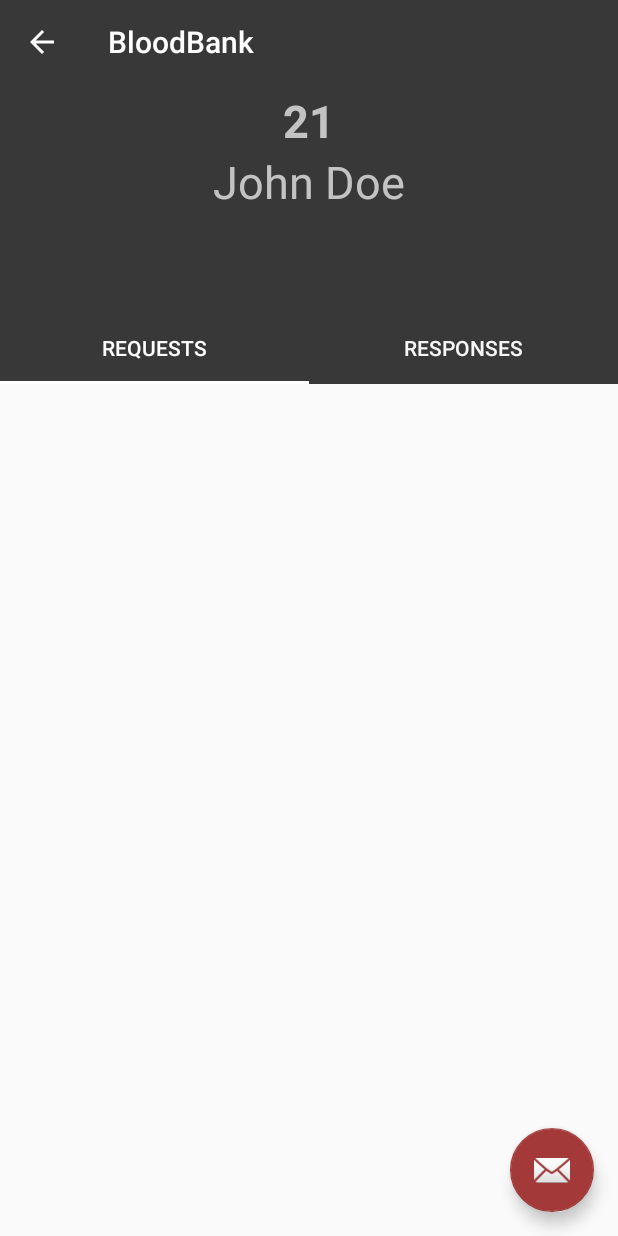
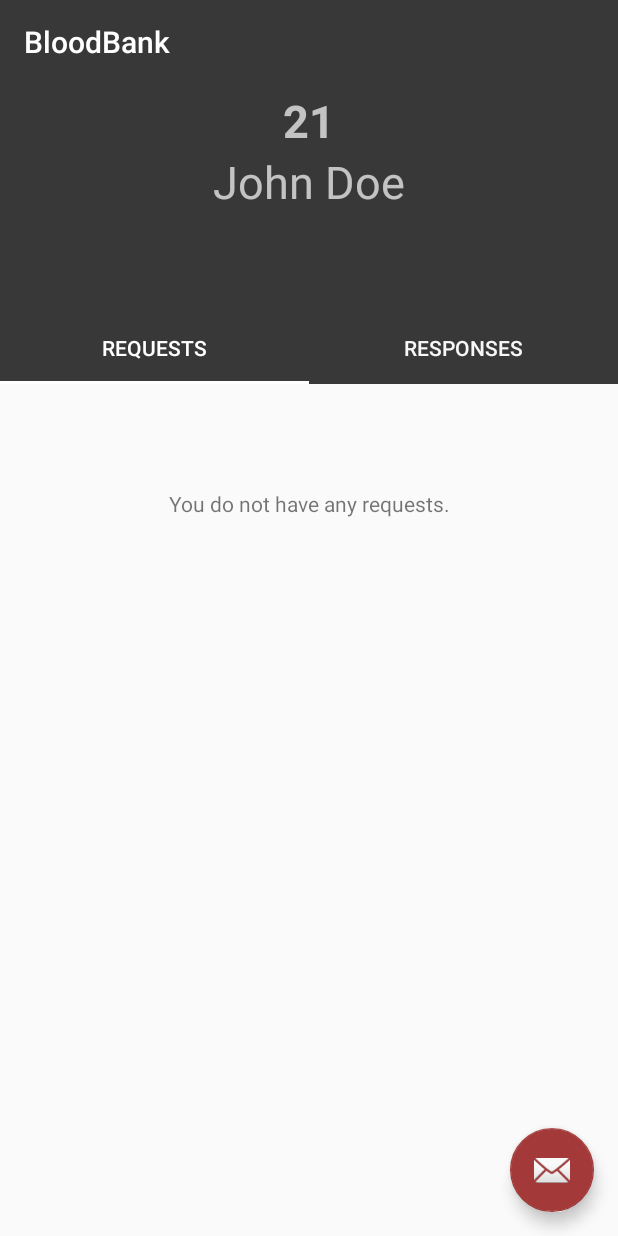
Before and after one commit to Shivamdhuria/BloodBank, an Android app: the screen it shows after launch once a user with an empty profile is signed in (MainActivity), on a phone screen of 412 x 824 dp. Run offline under Robolectric (Android 15) with nearby library versions, the phone set to English and light mode, and no system bars; our stand-ins replace Firebase (no records; nobody signed in at launch, a user with empty details on screens opened directly); 4 statements that could not run were skipped.

Commit message:
UI elements changed

```diff
--- a/app/build.gradle
+++ b/app/build.gradle
@@ -6,8 +6,8 @@ android {
         applicationId 'com.elixer.bloodbank'
         minSdkVersion 21
         targetSdkVersion 26
-        versionCode 1
-        versionName "1.0"
+        versionCode 3
+        versionName "3.0"
         testInstrumentationRunner "android.support.test.runner.AndroidJUnitRunner"
     }
     buildTypes {
@@ -41,6 +41,7 @@ dependencies {
     //GeoFire
     implementation 'com.firebase:geofire-android:2.3.1'
     implementation 'com.android.support:recyclerview-v7:26.1.0'
+    implementation 'cn.aigestudio.wheelpicker:WheelPicker:1.1.2'
 }
 
 apply plugin: 'com.google.gms.google-services'
--- a/app/src/main/AndroidManifest.xml
+++ b/app/src/main/AndroidManifest.xml
@@ -32,7 +32,7 @@
             android:name="com.google.android.geo.API_KEY"
             android:value="AIzaSyAINAWSyejBpJ_FdfCXD57yOg9RWvzwdtQ" />
 
-        <activity android:name="newcampaign.NewCampaignActivity" />
+        <activity android:name=".newcampaign.NewCampaignActivity" />
         <activity
             android:name=".newcampaign.MapsActivity"
             android:label="@string/title_activity_maps" />
--- a/app/src/main/java/com/elixer/bloodbank/main/MainActivity.java
+++ b/app/src/main/java/com/elixer/bloodbank/main/MainActivity.java
@@ -50,13 +50,14 @@ public class MainActivity extends AppCompatActivity {
     @Override
     protected void onCreate(Bundle savedInstanceState) {
         super.onCreate(savedInstanceState);
+
         setContentView(R.layout.activity_main);
         toolbar = (Toolbar) findViewById(R.id.htab_toolbar);
         textviewLevel = findViewById(R.id.textView_level);
         textviewName=findViewById(R.id.textView_name);
         setSupportActionBar(toolbar);
 
-        getSupportActionBar().setDisplayHomeAsUpEnabled(true);
+
 
         viewPager = (ViewPager) findViewById(R.id.htab_viewpager);
         setupViewPager(viewPager);
--- a/app/src/main/java/com/elixer/bloodbank/main/MainActivityModel.java
+++ /dev/null
@@ -1,4 +0,0 @@
-package com.elixer.bloodbank.main;
-
-public class MainActivityModel {
-}
--- a/app/src/main/java/com/elixer/bloodbank/main/OneFragment/OneFragment.java
+++ b/app/src/main/java/com/elixer/bloodbank/main/OneFragment/OneFragment.java
@@ -12,6 +12,7 @@ import android.view.LayoutInflater;
 import android.view.View;
 import android.view.ViewGroup;
 import android.widget.ProgressBar;
+import android.widget.TextView;
 
 import com.elixer.bloodbank.R;
 import com.elixer.bloodbank.query.RequestModel;
@@ -38,6 +39,7 @@ public class OneFragment extends Fragment {
     public FirebaseAuth mAuth;
     ProgressBar progressBar;
     public String donorId;
+    TextView textViewRequestEmpty;
 
 
 
@@ -50,6 +52,7 @@ public class OneFragment extends Fragment {
     @Override
     public void onCreate(Bundle savedInstanceState) {
         super.onCreate(savedInstanceState);
+
          mRequestList= new ArrayList<>();
          keysUID = new ArrayList<>();
         mAuth = FirebaseAuth.getInstance();
@@ -76,7 +79,8 @@ public class OneFragment extends Fragment {
     public void onViewCreated(View view, Bundle savedInstanceState) {
         recyclerView = (RecyclerView)view.findViewById(R.id.recycler_view_one_frag);
         progressBar = view.findViewById(R.id.progressBar);
-        progressBar.setVisibility(View.VISIBLE);
+        textViewRequestEmpty=view.findViewById(R.id.textViewRequest);
+
         mAdapter = new RequestAdapter(mRequestList,keysUID);
         RecyclerView.LayoutManager mLayoutManager = new LinearLayoutManager(getActivity());
         recyclerView.setLayoutManager(mLayoutManager);
@@ -84,6 +88,7 @@ public class OneFragment extends Fragment {
         recyclerView.setAdapter(mAdapter);
         if(mAuth.getCurrentUser()!=null){
             initView();
+            setTextView(mRequestList.size());
         }
 
     }
@@ -93,6 +98,7 @@ public class OneFragment extends Fragment {
         mFirebaseInstance = FirebaseDatabase.getInstance();
         mDatabase = mFirebaseInstance.getReference().child("requests").child("A+").child(mAuth.getUid());
         donorId=mAuth.getUid();
+        progressBar.setVisibility(View.VISIBLE);
         mDatabase.addValueEventListener(new ValueEventListener() {
             @Override
             public void onDataChange(DataSnapshot dataSnapshot) {
@@ -107,7 +113,8 @@ public class OneFragment extends Fragment {
                 }
 
                 mAdapter.notifyDataSetChanged();
-                progressBar.setVisibility(View.INVISIBLE);
+
+                setTextView(mRequestList.size());
 
             }
 
@@ -120,6 +127,16 @@ public class OneFragment extends Fragment {
 
             }
         });
+
+        progressBar.setVisibility(View.INVISIBLE);
+    }
+
+    private void setTextView(int size) {
+        if(size==0){
+            textViewRequestEmpty.setVisibility(View.VISIBLE);
+        }else{
+            textViewRequestEmpty.setVisibility(View.INVISIBLE);
+        }
     }
 
     public void removeRequest(String bloodRequired,String requestKey){
--- a/app/src/main/java/com/elixer/bloodbank/main/TwoFragment/TwoFragment.java
+++ b/app/src/main/java/com/elixer/bloodbank/main/TwoFragment/TwoFragment.java
@@ -14,6 +14,7 @@ import android.view.LayoutInflater;
 import android.view.View;
 import android.view.ViewGroup;
 import android.widget.ProgressBar;
+import android.widget.TextView;
 
 import com.elixer.bloodbank.R;
 import com.elixer.bloodbank.buildprofile.UserModel;
@@ -38,6 +39,7 @@ public class TwoFragment extends Fragment {
     public FirebaseAuth mAuth;
     ProgressBar progressBar;
     public String donorId;
+    TextView textViewResponse;
 
 
     public TwoFragment() {
@@ -71,7 +73,9 @@ public class TwoFragment extends Fragment {
     public void onViewCreated(View view, Bundle savedInstanceState) {
         recyclerView = (RecyclerView) view.findViewById(R.id.recycler_view_two_frag);
         progressBar = view.findViewById(R.id.progressBar);
-        progressBar.setVisibility(View.VISIBLE);
+
+        textViewResponse=view.findViewById(R.id.textViewResponse);
+      //  textViewResponse.setVisibility(View.VISIBLE);
         //TODO atach adapter
           mAdapter = new ResponseAdapter(mDonorList);
         RecyclerView.LayoutManager mLayoutManager = new LinearLayoutManager(getActivity());
@@ -80,47 +84,14 @@ public class TwoFragment extends Fragment {
         recyclerView.setAdapter(mAdapter);
         if (mAuth.getCurrentUser() != null) {
             LoadDonorUid();
+            setTextView(mDonorList.size());
         }
 
 
 
     }
 
-//    private void LoadDonorNumbers() {
-//        mFirebaseInstance = FirebaseDatabase.getInstance();
-//
-//
-//        mDatabase = mFirebaseInstance.getReference().child("users").child("A+").child(mAuth.getUid());
-//
-//        mDatabase.addValueEventListener(new ValueEventListener() {
-//            @Override
-//            public void onDataChange(DataSnapshot dataSnapshot) {
-//                mRequestList.clear();
-//                keysUID.clear();
-//                for (DataSnapshot dataSnapshot1 : dataSnapshot.getChildren()) {
-//                    RequestModel requestModel = dataSnapshot1.getValue(RequestModel.class);
-//                    mRequestList.add(requestModel);
-//                    //To store requests user's Key
-//                    keysUID.add(dataSnapshot1.getKey());
-//
-//                }
-//
-//                mAdapter.notifyDataSetChanged();
-//                progressBar.setVisibility(View.INVISIBLE);
-//
-//            }
 
-
-
-//
-//
-//            @Override
-//            public void onCancelled(@NonNull DatabaseError databaseError) {
-//
-//            }
-//        });
-//
-//    }
 
     private void LoadDonorUid() {
         mFirebaseInstance = FirebaseDatabase.getInstance();
@@ -132,6 +103,7 @@ public class TwoFragment extends Fragment {
             @Override
             public void onDataChange(DataSnapshot dataSnapshot) {
                 mDonorList.clear();
+                progressBar.setVisibility(View.VISIBLE);
 
 
                 for (DataSnapshot postSnapshot : dataSnapshot.getChildren()) {
@@ -142,6 +114,7 @@ public class TwoFragment extends Fragment {
                     DatabaseReference mUserDatabase = FirebaseDatabase.getInstance().getReference();
                     Query locationDataQuery = mUserDatabase.child("users").child(donorUid);
                     locationDataQuery.addListenerForSingleValueEvent(new ValueEventListener() {
+
                         @Override
                         public void onDataChange(DataSnapshot dataSnapshot) {
                             //The dataSnapshot should hold the actual data about the location
@@ -158,7 +131,7 @@ public class TwoFragment extends Fragment {
 
 
                             mAdapter.notifyDataSetChanged();
-                            progressBar.setVisibility(View.INVISIBLE);
+
 
 
                             Log.e("DONOR",name);
@@ -177,8 +150,7 @@ public class TwoFragment extends Fragment {
                     });
 
                 }
-
-
+                progressBar.setVisibility(View.INVISIBLE);
 
             }
 
@@ -191,6 +163,14 @@ public class TwoFragment extends Fragment {
 
     }
 
+    private void setTextView(int size) {
+        if(size==0){
+            textViewResponse.setVisibility(View.VISIBLE);
+        }else{
+            textViewResponse.setVisibility(View.INVISIBLE);
+        }
+    }
+
 
     public void startDialerActivity(String phoneNumber){
         Intent intent = new Intent(Intent.ACTION_DIAL);
--- a/app/src/main/res/layout/activity_one_fragment.xml
+++ b/app/src/main/res/layout/activity_one_fragment.xml
@@ -10,6 +10,15 @@
         android:layout_height="wrap_content"
         android:layout_marginTop="50dp" />
 
+    <TextView
+        android:id="@+id/textViewRequest"
+        android:layout_width="match_parent"
+        android:layout_height="wrap_content"
+        android:layout_marginTop="70dp"
+        android:text="@string/request_empty"
+        android:textAlignment="center"
+        android:visibility="invisible" />
+
     <android.support.v7.widget.RecyclerView
         android:id="@+id/recycler_view_one_frag"
         android:layout_width="match_parent"
--- a/app/src/main/res/values/strings.xml
+++ b/app/src/main/res/values/strings.xml
@@ -45,5 +45,9 @@
     <string name="name_default">John Doe</string>
     <string name="level_default">21</string>
 
+    <string name="response_empty">You do not have any responses.Tap the button to start a new campaign</string>
+    <string name="request_empty">You do not have any requests.</string>
+    <string name="select_bloodtype">Select Blood Group</string>
+    <string name="donor_empty">No donors found.Try increasing the search radius.</string>
 
 </resources>
```
Also changed, not shown: app/src/main/java/com/elixer/bloodbank/buildprofile/BuildProfileActivity.java (+15 -4 lines), app/src/main/java/com/elixer/bloodbank/newcampaign/NewCampaignActivity.java (+13 -4 lines), app/src/main/java/com/elixer/bloodbank/query/DonorQueryActivity.java (+16 -1 lines), app/src/main/res/layout/activity_build_profile.xml (+63 -50 lines), app/src/main/res/layout/activity_donor_query.xml (+13 -1 lines), app/src/main/res/layout/activity_new_campaign.xml (+21 -14 lines), app/src/main/res/layout/activity_two_fragment.xml (+8 -0 lines).
